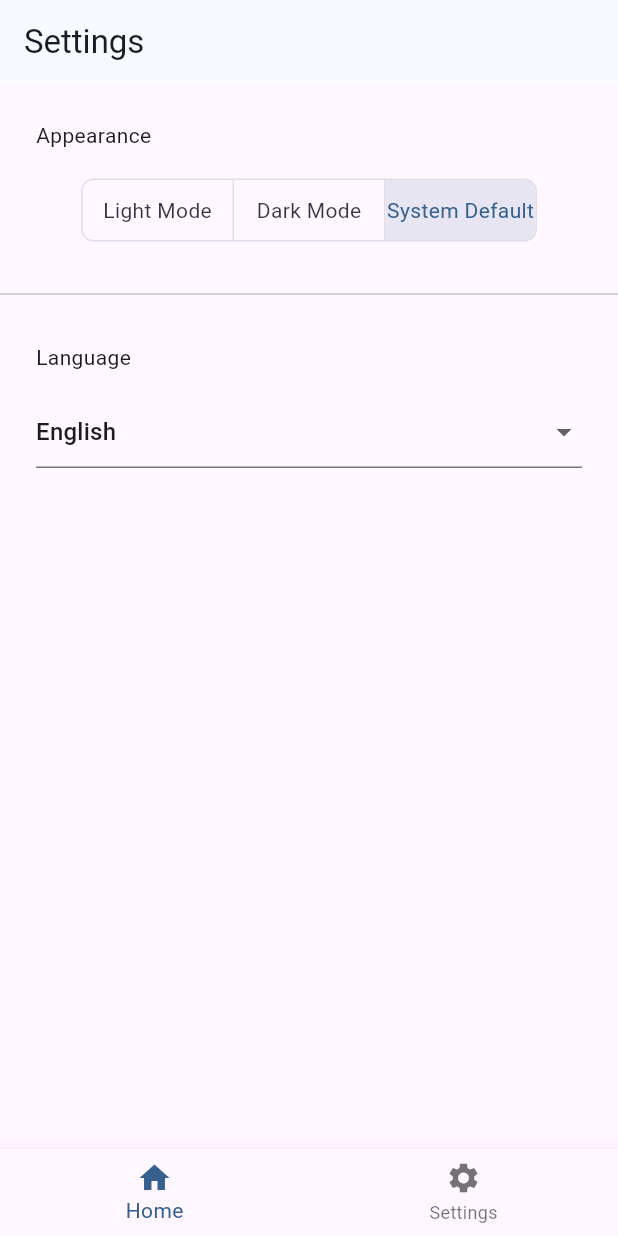
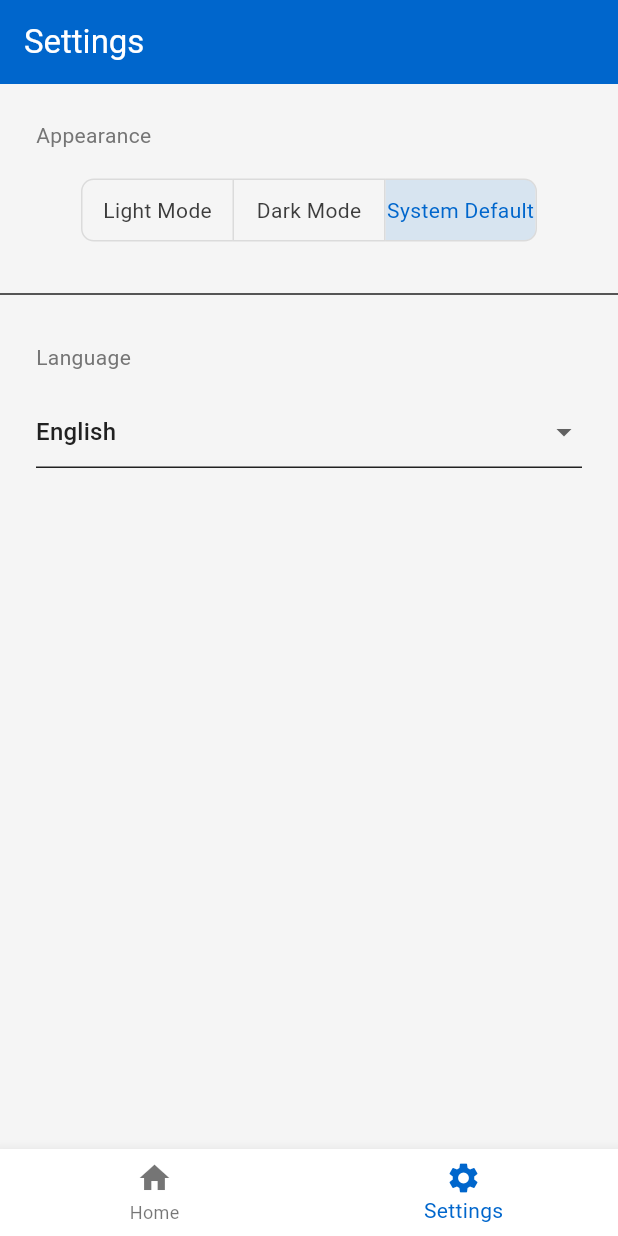
Before and after one commit to zkwokleung/flutter-app-template, a Flutter app: the SettingsScreen screen opened by its route, on a phone screen of 412 x 824 dp. Run offline on Flutter 3.47's test engine with Material 3 defaults, Android fonts, the phone set to English and light mode, and no system bars; our stand-ins replace flutter_local_notifications, flutter_riverpod, go_router, shared_preferences, timezone; accounts and stored records are empty; generated files the repository leaves out were written again.

Commit message:
feat: updated folder structure and added theme

```diff
--- a/lib/app/theme.dart
+++ /dev/null
@@ -1,12 +0,0 @@
-import 'package:flutter/material.dart';
-
-class AppTheme {
-  static final light = ThemeData.light().copyWith(
-    colorScheme: ColorScheme.fromSeed(seedColor: Colors.blue),
-  );
-
-  static final dark = ThemeData.dark().copyWith(
-    colorScheme: ColorScheme.fromSeed(
-        seedColor: Colors.blue, brightness: Brightness.dark),
-  );
-}
--- a/lib/bootstrap.dart
+++ b/lib/bootstrap.dart
@@ -1,4 +1,4 @@
-import 'package:flutter_app_template/app/app.dart';
+import 'package:flutter_app_template/app.dart';
 import 'package:flutter_app_template/core/providers/local_notification_provider.dart';
 import 'package:flutter_app_template/core/services/local_notification_service.dart';
 import 'package:flutter_riverpod/flutter_riverpod.dart';
--- /dev/null
+++ b/lib/constants/app_color.dart
@@ -0,0 +1,25 @@
+import 'package:flutter/material.dart';
+
+class AppColors {
+  // Base brand colors
+  static const primary = Color(0xFF0066CC);
+  static const secondary = Color(0xFF00BFA6);
+  static const accent = Color(0xFFFFC107);
+
+  // Neutrals
+  static const background = Color(0xFFF5F5F5);
+  static const surface = Color(0xFFFFFFFF);
+  static const textPrimary = Color(0xFF212121);
+  static const textSecondary = Color(0xFF757575);
+
+  // Dark theme variants
+  static const darkBackground = Color(0xFF121212);
+  static const darkSurface = Color(0xFF1E1E1E);
+  static const darkTextPrimary = Color(0xFFE0E0E0);
+  static const darkTextSecondary = Color(0xFFBDBDBD);
+
+  // Status colors
+  static const success = Color(0xFF4CAF50);
+  static const warning = Color(0xFFFF9800);
+  static const error = Color(0xFFF44336);
+}
--- a/lib/features/layout/presentation/app_shell.dart
+++ b/lib/features/layout/presentation/app_shell.dart
@@ -1,21 +1,25 @@
 import 'package:flutter/material.dart';
 import 'package:go_router/go_router.dart';
+import 'package:flutter_gen/gen_l10n/app_localizations.dart';
 
 class AppShell extends StatelessWidget {
   final Widget child;
   const AppShell({super.key, required this.child});
 
-  static const tabs = [
-    _TabItem(label: 'Home', icon: Icons.home, route: '/'),
-    _TabItem(label: 'Settings', icon: Icons.settings, route: '/settings'),
-  ];
-
   @override
   Widget build(BuildContext context) {
     final location =
         GoRouter.of(context).routerDelegate.currentConfiguration.fullPath;
-    final currentIndex =
-        tabs.indexWhere((tab) => location.startsWith(tab.route));
+
+    final l10n = AppLocalizations.of(context)!;
+
+    final tabs = [
+      _TabItem(label: l10n.homeTitle, icon: Icons.home, route: '/'),
+      _TabItem(
+          label: l10n.settingsTitle, icon: Icons.settings, route: '/settings'),
+    ];
+
+    final currentIndex = tabs.indexWhere((tab) => location.endsWith(tab.route));
 
     return Scaffold(
       body: child,
--- a/lib/features/settings/presentation/setting_screen.dart
+++ b/lib/features/settings/presentation/setting_screen.dart
@@ -95,6 +95,7 @@ class SettingsScreen extends ConsumerWidget {
               ],
             ),
           ),
+          const SizedBox(height: 16),
         ],
       ),
     );
--- /dev/null
+++ b/lib/theme/theme.dart
@@ -0,0 +1,50 @@
+import 'package:flutter/material.dart';
+import 'package:flutter_app_template/constants/app_color.dart';
+
+class AppTheme {
+  static final light = ThemeData(
+    colorScheme: const ColorScheme(
+      brightness: Brightness.light,
+      primary: AppColors.primary,
+      onPrimary: Colors.white,
+      secondary: AppColors.secondary,
+      onSecondary: Colors.white,
+      surface: AppColors.surface,
+      onSurface: AppColors.textPrimary,
+      error: AppColors.error,
+      onError: Colors.white,
+    ),
+    scaffoldBackgroundColor: AppColors.background,
+    appBarTheme: const AppBarTheme(
+      backgroundColor: AppColors.primary,
+      foregroundColor: Colors.white,
+    ),
+    textTheme: const TextTheme(
+      bodyLarge: TextStyle(color: AppColors.textPrimary),
+      bodyMedium: TextStyle(color: AppColors.textSecondary),
+    ),
+  );
+
+  static final dark = ThemeData(
+    colorScheme: const ColorScheme(
+      brightness: Brightness.dark,
+      primary: AppColors.primary,
+      onPrimary: Colors.white,
+      secondary: AppColors.secondary,
+      onSecondary: Colors.black,
+      surface: AppColors.darkSurface,
+      onSurface: AppColors.darkTextPrimary,
+      error: AppColors.error,
+      onError: Colors.black,
+    ),
+    scaffoldBackgroundColor: AppColors.darkBackground,
+    appBarTheme: const AppBarTheme(
+      backgroundColor: AppColors.primary,
+      foregroundColor: Colors.white,
+    ),
+    textTheme: const TextTheme(
+      bodyLarge: TextStyle(color: AppColors.darkTextPrimary),
+      bodyMedium: TextStyle(color: AppColors.darkTextSecondary),
+    ),
+  );
+}
```
Also changed, not shown: lib/app.dart (renamed from lib/app/app.dart, +5 -5 lines), lib/theme/theme_mode_notifier.dart (renamed from lib/app/theme/theme_mode_notifier.dart).
